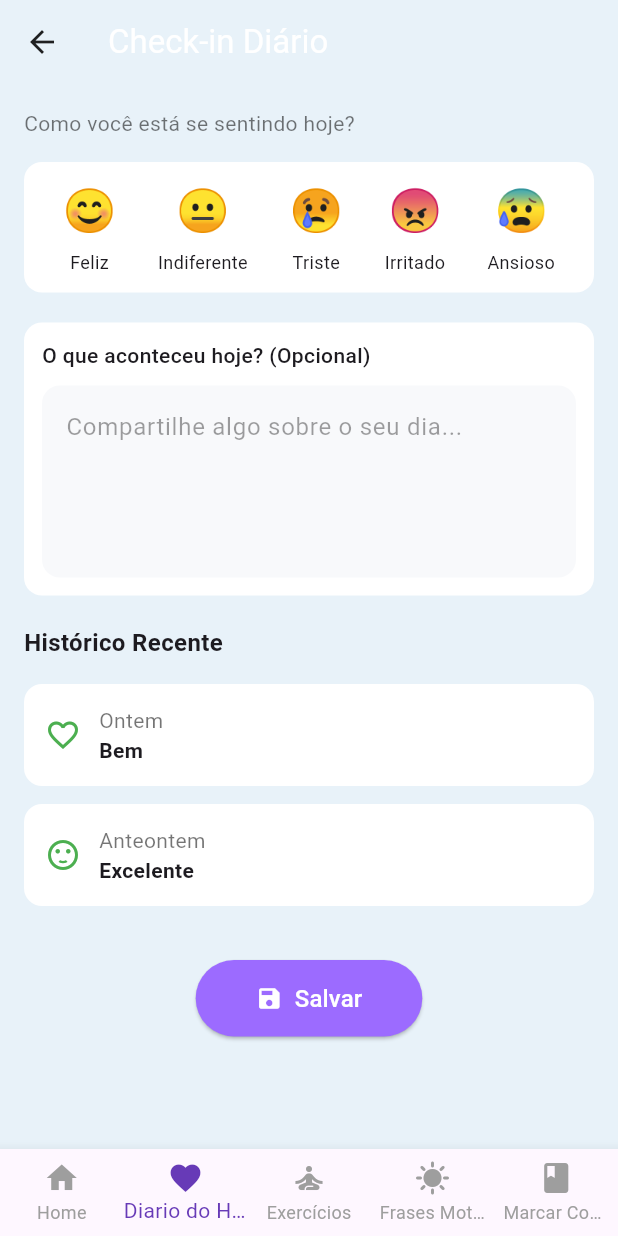
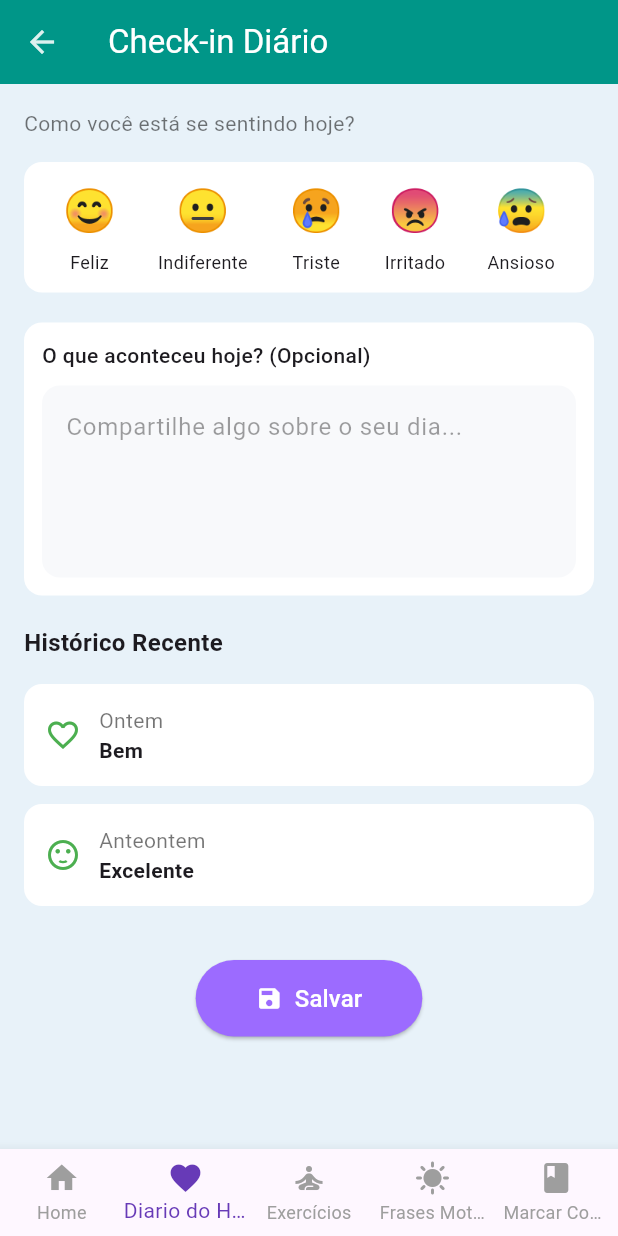
Before and after one commit to Pedro-Caixa/my_refuge, a Flutter app: the CheckInPage screen opened by its route, on a phone screen of 412 x 824 dp. Run offline on Flutter 3.47's test engine with Material 3 defaults, Android fonts, the phone set to English and light mode, and no system bars; our stand-ins replace cloud_firestore, firebase_auth, firebase_core, flutter_dotenv; accounts and stored records are empty.

Commit message:
FEAT: Adicionado nome do usuário logado na home e ajuste no header da humor_page

```diff
--- a/lib/views/pages/humor_page.dart
+++ b/lib/views/pages/humor_page.dart
@@ -24,9 +24,8 @@ class CheckInPage extends StatelessWidget {
         // Corrigido: alterado de 'customBottomNavigationBar' para 'bottomNavigationBa
       },
       backgroundColor: const Color(0xFFE8F2F9),
-      transparentAppBar: true,
       leading: IconButton(
-        icon: const Icon(Icons.arrow_back, color: Colors.black87),
+        icon: const Icon(Icons.arrow_back, color: Color.fromARGB(221, 255, 255, 255)),
         onPressed: () {
           Navigator.of(context).pop();
         },
```
Also changed, not shown: lib/views/pages/home_page.dart (+11 -3 lines).
